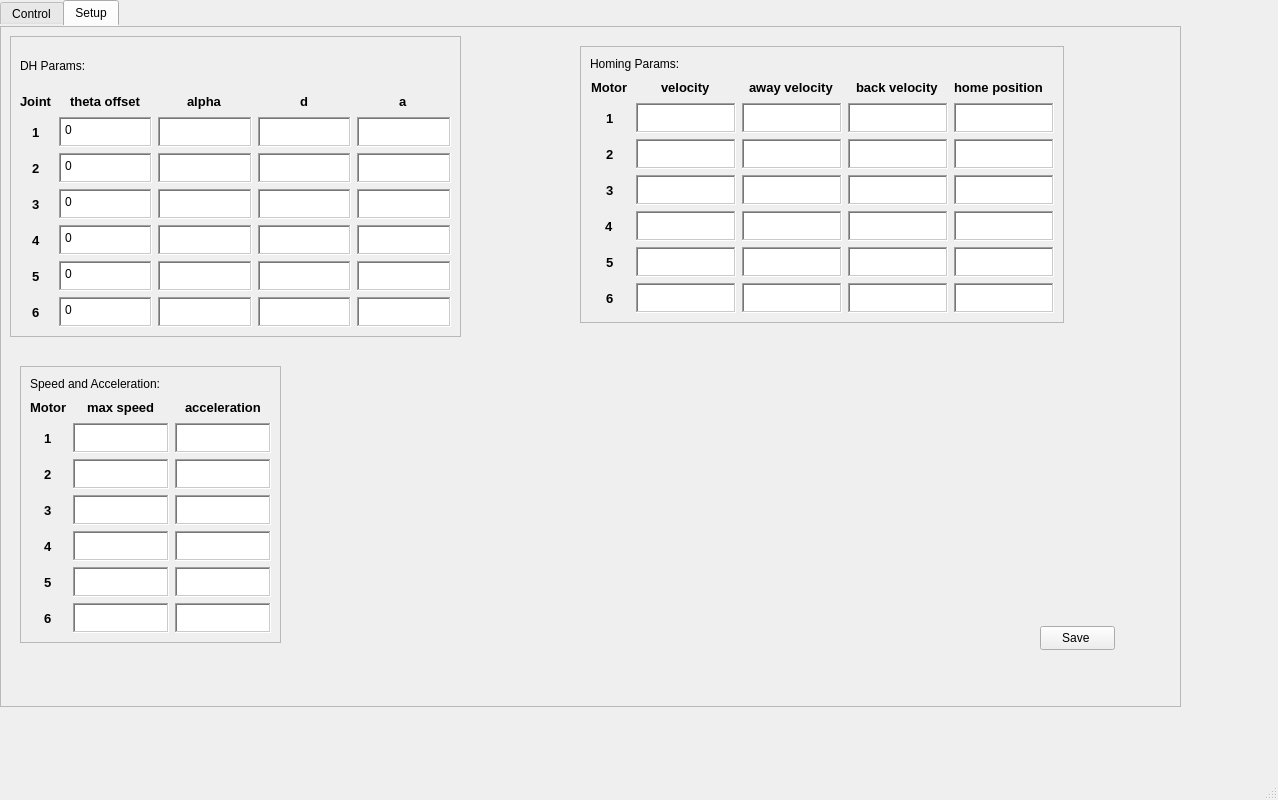
Above: frontend/app/ui/main_window.ui from maxitech/ms6_r before the change. Below: the same form after it.
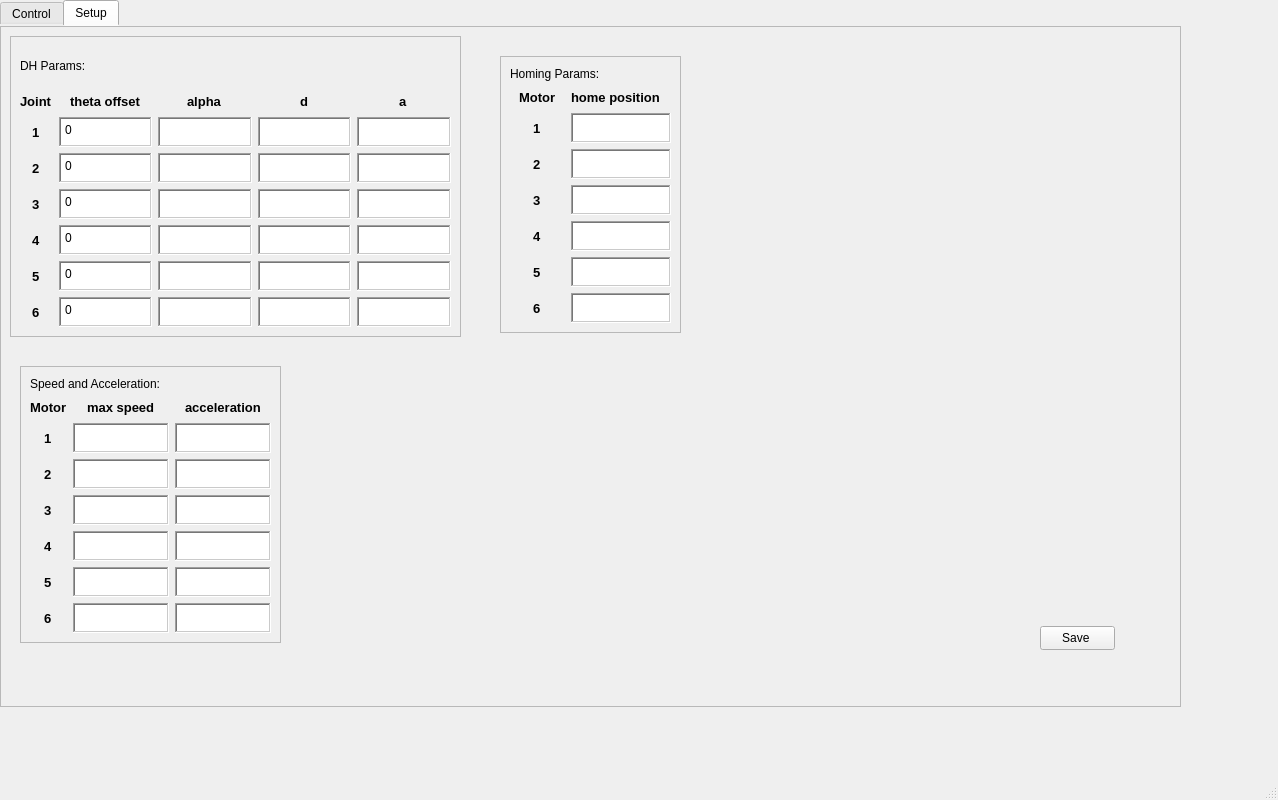
That is the form after the change.

Commit message: refactor: Changed UI trimmed down the homing parameters list. -> Now only takes in home pos values.

Diff of the .ui file:
```diff
--- a/frontend/app/ui/main_window.ui
+++ b/frontend/app/ui/main_window.ui
@@ -3205,9 +3205,9 @@
         <widget class="QFrame" name="frame_4">
          <property name="geometry">
           <rect>
-           <x>580</x>
-           <y>20</y>
-           <width>484</width>
+           <x>500</x>
+           <y>30</y>
+           <width>181</width>
            <height>277</height>
           </rect>
          </property>
@@ -3226,12 +3226,12 @@
            </widget>
           </item>
           <item>
-           <layout class="QGridLayout" name="gridLayout_5" rowstretch="0,0,0,0,0,0,0" columnstretch="0,0,0,0,0">
+           <layout class="QGridLayout" name="gridLayout_5" rowstretch="0,0,0,0,0,0,0" columnstretch="0,0">
             <property name="leftMargin">
              <number>0</number>
             </property>
-            <item row="0" column="2" alignment="Qt::AlignmentFlag::AlignHCenter">
-             <widget class="QLabel" name="label_44">
+            <item row="4" column="0" alignment="Qt::AlignmentFlag::AlignHCenter">
+             <widget class="QLabel" name="label_47">
               <property name="font">
                <font>
                 <pointsize>10</pointsize>
@@ -3239,12 +3239,12 @@
                </font>
               </property>
               <property name="text">
-               <string>away velocity</string>
+               <string>4</string>
               </property>
              </widget>
             </item>
-            <item row="6" column="3">
-             <widget class="QTextEdit" name="home_mtr_6_bck_vel">
+            <item row="1" column="1">
+             <widget class="QTextEdit" name="home_mtr_1_h_pos">
               <property name="maximumSize">
                <size>
                 <width>100</width>
@@ -3262,20 +3262,7 @@
               </property>
              </widget>
             </item>
-            <item row="6" column="0" alignment="Qt::AlignmentFlag::AlignHCenter">
-             <widget class="QLabel" name="label_48">
-              <property name="font">
-               <font>
-                <pointsize>10</pointsize>
-                <bold>true</bold>
-               </font>
-              </property>
-              <property name="text">
-               <string>6</string>
-              </property>
-             </widget>
-            </item>
-            <item row="2" column="4">
+            <item row="2" column="1">
              <widget class="QTextEdit" name="home_mtr_2_h_pos">
               <property name="maximumSize">
                <size>
@@ -3294,139 +3281,6 @@
               </property>
              </widget>
             </item>
-            <item row="3" column="3">
-             <widget class="QTextEdit" name="home_mtr_3_bck_vel">
-              <property name="maximumSize">
-               <size>
-                <width>100</width>
-                <height>30</height>
-               </size>
-              </property>
-              <property name="frameShape">
-               <enum>QFrame::Shape::WinPanel</enum>
-              </property>
-              <property name="frameShadow">
-               <enum>QFrame::Shadow::Sunken</enum>
-              </property>
-              <property name="verticalScrollBarPolicy">
-               <enum>Qt::ScrollBarPolicy::ScrollBarAlwaysOff</enum>
-              </property>
-             </widget>
-            </item>
-            <item row="3" column="1">
-             <widget class="QTextEdit" name="home_mtr_3_vel">
-              <property name="maximumSize">
-               <size>
-                <width>100</width>
-                <height>30</height>
-               </size>
-              </property>
-              <property name="frameShape">
-               <enum>QFrame::Shape::WinPanel</enum>
-              </property>
-              <property name="frameShadow">
-               <enum>QFrame::Shadow::Sunken</enum>
-              </property>
-              <property name="verticalScrollBarPolicy">
-               <enum>Qt::ScrollBarPolicy::ScrollBarAlwaysOff</enum>
-              </property>
-             </widget>
-            </item>
-            <item row="1" column="2">
-             <widget class="QTextEdit" name="home_mtr_1_aw_vel">
-              <property name="maximumSize">
-               <size>
-                <width>100</width>
-                <height>30</height>
-               </size>
-              </property>
-              <property name="frameShape">
-               <enum>QFrame::Shape::WinPanel</enum>
-              </property>
-              <property name="frameShadow">
-               <enum>QFrame::Shadow::Sunken</enum>
-              </property>
-              <property name="verticalScrollBarPolicy">
-               <enum>Qt::ScrollBarPolicy::ScrollBarAlwaysOff</enum>
-              </property>
-             </widget>
-            </item>
-            <item row="0" column="0" alignment="Qt::AlignmentFlag::AlignHCenter">
-             <widget class="QLabel" name="motor_label">
-              <property name="maximumSize">
-               <size>
-                <width>100</width>
-                <height>20</height>
-               </size>
-              </property>
-              <property name="font">
-               <font>
-                <pointsize>10</pointsize>
-                <bold>true</bold>
-               </font>
-              </property>
-              <property name="text">
-               <string>Motor</string>
-              </property>
-             </widget>
-            </item>
-            <item row="6" column="1">
-             <widget class="QTextEdit" name="home_mtr_6_vel">
-              <property name="maximumSize">
-               <size>
-                <width>100</width>
-                <height>30</height>
-               </size>
-              </property>
-              <property name="frameShape">
-               <enum>QFrame::Shape::WinPanel</enum>
-              </property>
-              <property name="frameShadow">
-               <enum>QFrame::Shadow::Sunken</enum>
-              </property>
-              <property name="verticalScrollBarPolicy">
-               <enum>Qt::ScrollBarPolicy::ScrollBarAlwaysOff</enum>
-              </property>
-             </widget>
-            </item>
-            <item row="3" column="2">
-             <widget class="QTextEdit" name="home_mtr_3_aw_vel">
-              <property name="maximumSize">
-               <size>
-                <width>100</width>
-                <height>30</height>
-               </size>
-              </property>
-              <property name="frameShape">
-               <enum>QFrame::Shape::WinPanel</enum>
-              </property>
-              <property name="frameShadow">
-               <enum>QFrame::Shadow::Sunken</enum>
-              </property>
-              <property name="verticalScrollBarPolicy">
-               <enum>Qt::ScrollBarPolicy::ScrollBarAlwaysOff</enum>
-              </property>
-             </widget>
-            </item>
-            <item row="1" column="1" alignment="Qt::AlignmentFlag::AlignHCenter">
-             <widget class="QTextEdit" name="home_mtr_1_vel">
-              <property name="maximumSize">
-               <size>
-                <width>100</width>
-                <height>30</height>
-               </size>
-              </property>
-              <property name="frameShape">
-               <enum>QFrame::Shape::WinPanel</enum>
-              </property>
-              <property name="frameShadow">
-               <enum>QFrame::Shadow::Sunken</enum>
-              </property>
-              <property name="verticalScrollBarPolicy">
-               <enum>Qt::ScrollBarPolicy::ScrollBarAlwaysOff</enum>
-              </property>
-             </widget>
-            </item>
             <item row="5" column="0" alignment="Qt::AlignmentFlag::AlignHCenter">
              <widget class="QLabel" name="label_41">
               <property name="font">
@@ -3440,8 +3294,8 @@
               </property>
              </widget>
             </item>
-            <item row="5" column="2">
-             <widget class="QTextEdit" name="home_mtr_5_aw_vel">
+            <item row="6" column="1">
+             <widget class="QTextEdit" name="home_mtr_6_h_pos">
               <property name="maximumSize">
                <size>
                 <width>100</width>
@@ -3459,76 +3313,6 @@
               </property>
              </widget>
             </item>
-            <item row="6" column="2">
-             <widget class="QTextEdit" name="home_mtr_6_aw_vel">
-              <property name="maximumSize">
-               <size>
-                <width>100</width>
-                <height>30</height>
-               </size>
-              </property>
-              <property name="frameShape">
-               <enum>QFrame::Shape::WinPanel</enum>
-              </property>
-              <property name="frameShadow">
-               <enum>QFrame::Shadow::Sunken</enum>
-              </property>
-              <property name="verticalScrollBarPolicy">
-               <enum>Qt::ScrollBarPolicy::ScrollBarAlwaysOff</enum>
-              </property>
-             </widget>
-            </item>
-            <item row="4" column="3">
-             <widget class="QTextEdit" name="home_mtr_4_bck_vel">
-              <property name="maximumSize">
-               <size>
-                <width>100</width>
-                <height>30</height>
-               </size>
-              </property>
-              <property name="frameShape">
-               <enum>QFrame::Shape::WinPanel</enum>
-              </property>
-              <property name="frameShadow">
-               <enum>QFrame::Shadow::Sunken</enum>
-              </property>
-              <property name="verticalScrollBarPolicy">
-               <enum>Qt::ScrollBarPolicy::ScrollBarAlwaysOff</enum>
-              </property>
-             </widget>
-            </item>
-            <item row="4" column="1">
-             <widget class="QTextEdit" name="home_mtr_4_vel">
-              <property name="maximumSize">
-               <size>
-                <width>100</width>
-                <height>30</height>
-               </size>
-              </property>
-              <property name="frameShape">
-               <enum>QFrame::Shape::WinPanel</enum>
-              </property>
-              <property name="frameShadow">
-               <enum>QFrame::Shadow::Sunken</enum>
-              </property>
-              <property name="verticalScrollBarPolicy">
-               <enum>Qt::ScrollBarPolicy::ScrollBarAlwaysOff</enum>
-              </property>
-             </widget>
-            </item>
-            <item row="0" column="4">
-             <widget class="QLabel" name="label_49">
-              <property name="font">
-               <font>
-                <pointsize>10</pointsize>
-                <bold>true</bold>
-               </font>
-              </property>
-              <property name="text">
-               <string>home position</string>
-              </property>
-             </widget>
-            </item>
             <item row="3" column="0" alignment="Qt::AlignmentFlag::AlignHCenter">
              <widget class="QLabel" name="label_40">
               <property name="font">
@@ -3542,24 +3326,21 @@
               </property>
              </widget>
             </item>
-            <item row="0" column="1" alignment="Qt::AlignmentFlag::AlignHCenter">
-             <widget class="QLabel" name="label_46">
+            <item row="0" column="1">
+             <widget class="QLabel" name="label_49">
               <property name="font">
                <font>
                 <pointsize>10</pointsize>
                 <bold>true</bold>
                </font>
               </property>
-              <property name="toolTip">
-               <string/>
-              </property>
               <property name="text">
-               <string>velocity</string>
+               <string>home position</string>
               </property>
              </widget>
             </item>
-            <item row="1" column="4">
-             <widget class="QTextEdit" name="home_mtr_1_h_pos">
+            <item row="4" column="1">
+             <widget class="QTextEdit" name="home_mtr_4_h_pos">
               <property name="maximumSize">
                <size>
                 <width>100</width>
@@ -3577,27 +3358,8 @@
               </property>
              </widget>
             </item>
-            <item row="4" column="2">
-             <widget class="QTextEdit" name="home_mtr_4_aw_vel">
-              <property name="maximumSize">
-               <size>
-                <width>100</width>
-                <height>30</height>
-               </size>
-              </property>
-              <property name="frameShape">
-               <enum>QFrame::Shape::WinPanel</enum>
-              </property>
-              <property name="frameShadow">
-               <enum>QFrame::Shadow::Sunken</enum>
-              </property>
-              <property name="verticalScrollBarPolicy">
-               <enum>Qt::ScrollBarPolicy::ScrollBarAlwaysOff</enum>
-              </property>
-             </widget>
-            </item>
-            <item row="0" column="3" alignment="Qt::AlignmentFlag::AlignHCenter">
-             <widget class="QLabel" name="label_42">
+            <item row="6" column="0" alignment="Qt::AlignmentFlag::AlignHCenter">
+             <widget class="QLabel" name="label_48">
               <property name="font">
                <font>
                 <pointsize>10</pointsize>
@@ -3605,12 +3367,12 @@
                </font>
               </property>
               <property name="text">
-               <string>back velocity</string>
+               <string>6</string>
               </property>
              </widget>
             </item>
-            <item row="1" column="3">
-             <widget class="QTextEdit" name="home_mtr_1_bck_vel">
+            <item row="3" column="1">
+             <widget class="QTextEdit" name="home_mtr_3_h_pos">
               <property name="maximumSize">
                <size>
                 <width>100</width>
@@ -3628,76 +3390,6 @@
               </property>
              </widget>
             </item>
-            <item row="2" column="2">
-             <widget class="QTextEdit" name="home_mtr_2_aw_vel">
-              <property name="maximumSize">
-               <size>
-                <width>100</width>
-                <height>30</height>
-               </size>
-              </property>
-              <property name="frameShape">
-               <enum>QFrame::Shape::WinPanel</enum>
-              </property>
-              <property name="frameShadow">
-               <enum>QFrame::Shadow::Sunken</enum>
-              </property>
-              <property name="verticalScrollBarPolicy">
-               <enum>Qt::ScrollBarPolicy::ScrollBarAlwaysOff</enum>
-              </property>
-             </widget>
-            </item>
-            <item row="5" column="3">
-             <widget class="QTextEdit" name="home_mtr_5_bck_vel">
-              <property name="maximumSize">
-               <size>
-                <width>100</width>
-                <height>30</height>
-               </size>
-              </property>
-              <property name="frameShape">
-               <enum>QFrame::Shape::WinPanel</enum>
-              </property>
-              <property name="frameShadow">
-               <enum>QFrame::Shadow::Sunken</enum>
-              </property>
-              <property name="verticalScrollBarPolicy">
-               <enum>Qt::ScrollBarPolicy::ScrollBarAlwaysOff</enum>
-              </property>
-             </widget>
-            </item>
-            <item row="5" column="1">
-             <widget class="QTextEdit" name="home_mtr_5_vel">
-              <property name="maximumSize">
-               <size>
-                <width>100</width>
-                <height>30</height>
-               </size>
-              </property>
-              <property name="frameShape">
-               <enum>QFrame::Shape::WinPanel</enum>
-              </property>
-              <property name="frameShadow">
-               <enum>QFrame::Shadow::Sunken</enum>
-              </property>
-              <property name="verticalScrollBarPolicy">
-               <enum>Qt::ScrollBarPolicy::ScrollBarAlwaysOff</enum>
-              </property>
-             </widget>
-            </item>
-            <item row="4" column="0" alignment="Qt::AlignmentFlag::AlignHCenter">
-             <widget class="QLabel" name="label_47">
-              <property name="font">
-               <font>
-                <pointsize>10</pointsize>
-                <bold>true</bold>
-               </font>
-              </property>
-              <property name="text">
-               <string>4</string>
-              </property>
-             </widget>
-            </item>
             <item row="2" column="0" alignment="Qt::AlignmentFlag::AlignHCenter">
              <widget class="QLabel" name="label_45">
               <property name="font">
@@ -3711,44 +3403,6 @@
               </property>
              </widget>
             </item>
-            <item row="2" column="1">
-             <widget class="QTextEdit" name="home_mtr_2_vel">
-              <property name="maximumSize">
-               <size>
-                <width>100</width>
-                <height>30</height>
-               </size>
-              </property>
-              <property name="frameShape">
-               <enum>QFrame::Shape::WinPanel</enum>
-              </property>
-              <property name="frameShadow">
-               <enum>QFrame::Shadow::Sunken</enum>
-              </property>
-              <property name="verticalScrollBarPolicy">
-               <enum>Qt::ScrollBarPolicy::ScrollBarAlwaysOff</enum>
-              </property>
-             </widget>
-            </item>
-            <item row="2" column="3">
-             <widget class="QTextEdit" name="home_mtr_2_bck_vel">
-              <property name="maximumSize">
-               <size>
-                <width>100</width>
-                <height>30</height>
-               </size>
-              </property>
-              <property name="frameShape">
-               <enum>QFrame::Shape::WinPanel</enum>
-              </property>
-              <property name="frameShadow">
-               <enum>QFrame::Shadow::Sunken</enum>
-              </property>
-              <property name="verticalScrollBarPolicy">
-               <enum>Qt::ScrollBarPolicy::ScrollBarAlwaysOff</enum>
-              </property>
-             </widget>
-            </item>
             <item row="1" column="0" alignment="Qt::AlignmentFlag::AlignHCenter">
              <widget class="QLabel" name="label_43">
               <property name="maximumSize">
@@ -3768,45 +3422,26 @@
               </property>
              </widget>
             </item>
-            <item row="3" column="4">
-             <widget class="QTextEdit" name="home_mtr_3_h_pos">
+            <item row="0" column="0" alignment="Qt::AlignmentFlag::AlignHCenter">
+             <widget class="QLabel" name="motor_label">
               <property name="maximumSize">
                <size>
                 <width>100</width>
-                <height>30</height>
+                <height>20</height>
                </size>
               </property>
-              <property name="frameShape">
-               <enum>QFrame::Shape::WinPanel</enum>
+              <property name="font">
+               <font>
+                <pointsize>10</pointsize>
+                <bold>true</bold>
+               </font>
               </property>
-              <property name="frameShadow">
-               <enum>QFrame::Shadow::Sunken</enum>
+              <property name="text">
+               <string>Motor</string>
               </property>
-              <property name="verticalScrollBarPolicy">
-               <enum>Qt::ScrollBarPolicy::ScrollBarAlwaysOff</enum>
-              </property>
              </widget>
             </item>
-            <item row="4" column="4">
-             <widget class="QTextEdit" name="home_mtr_4_h_pos">
-              <property name="maximumSize">
-               <size>
-                <width>100</width>
-                <height>30</height>
-               </size>
-              </property>
-              <property name="frameShape">
-               <enum>QFrame::Shape::WinPanel</enum>
-              </property>
-              <property name="frameShadow">
-               <enum>QFrame::Shadow::Sunken</enum>
-              </property>
-              <property name="verticalScrollBarPolicy">
-               <enum>Qt::ScrollBarPolicy::ScrollBarAlwaysOff</enum>
-              </property>
-             </widget>
-            </item>
-            <item row="5" column="4">
+            <item row="5" column="1">
              <widget class="QTextEdit" name="home_mtr_5_h_pos">
               <property name="maximumSize">
                <size>
@@ -3825,25 +3460,6 @@
               </property>
              </widget>
             </item>
-            <item row="6" column="4">
-             <widget class="QTextEdit" name="home_mtr_6_h_pos">
-              <property name="maximumSize">
-               <size>
-                <width>100</width>
-                <height>30</height>
-               </size>
-              </property>
-              <property name="frameShape">
-               <enum>QFrame::Shape::WinPanel</enum>
-              </property>
-              <property name="frameShadow">
-               <enum>QFrame::Shadow::Sunken</enum>
-              </property>
-              <property name="verticalScrollBarPolicy">
-               <enum>Qt::ScrollBarPolicy::ScrollBarAlwaysOff</enum>
-              </property>
-             </widget>
-            </item>
            </layout>
           </item>
          </layout>
```
The commit also changes 1 other file.
